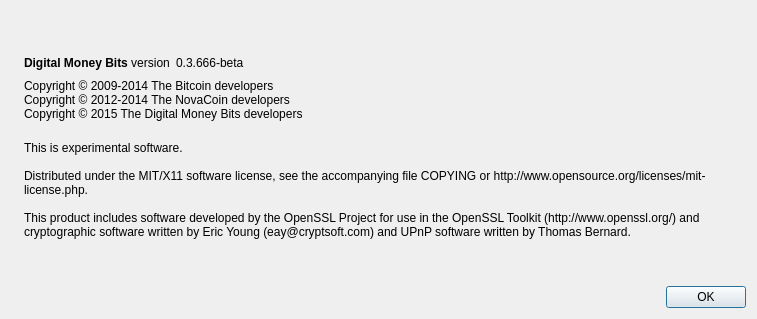
Qt form DigitalMoneyBits-master/src/qt/forms/aboutdialog.ui (DMBcryptocurrency/DMB-project) before a commit.
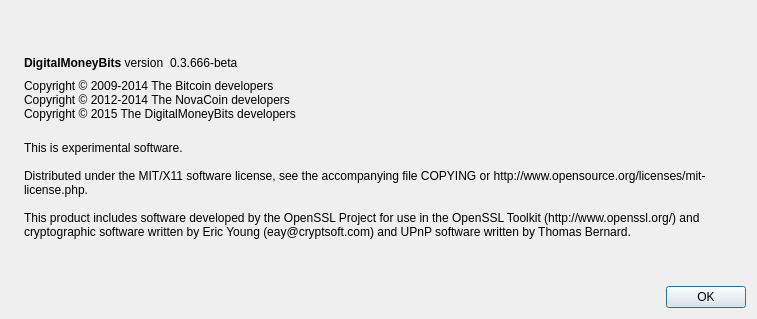
The same form after that commit. Icons and pictures are not drawn.

The edit to the form file:
```diff
--- a/DigitalMoneyBits-master/src/qt/forms/aboutdialog.ui
+++ b/DigitalMoneyBits-master/src/qt/forms/aboutdialog.ui
@@ -56,7 +56,7 @@
           <cursorShape>IBeamCursor</cursorShape>
          </property>
          <property name="text">
-          <string>&lt;b&gt;Digital Money Bits&lt;/b&gt; version</string>
+          <string>&lt;b&gt;DigitalMoneyBits&lt;/b&gt; version</string>
          </property>
          <property name="textInteractionFlags">
           <set>Qt::LinksAccessibleByMouse|Qt::TextSelectableByKeyboard|Qt::TextSelectableByMouse</set>
@@ -99,7 +99,7 @@
        <property name="text">
         <string>Copyright © 2009-2014 The Bitcoin developers
 Copyright © 2012-2014 The NovaCoin developers
-Copyright © 2015 The Digital Money Bits developers</string>
+Copyright © 2015 The DigitalMoneyBits developers</string>
        </property>
        <property name="textInteractionFlags">
         <set>Qt::LinksAccessibleByMouse|Qt::TextSelectableByKeyboard|Qt::TextSelectableByMouse</set>
```
Left out of the diff: 2 changed lines with no effect on the pictures.
